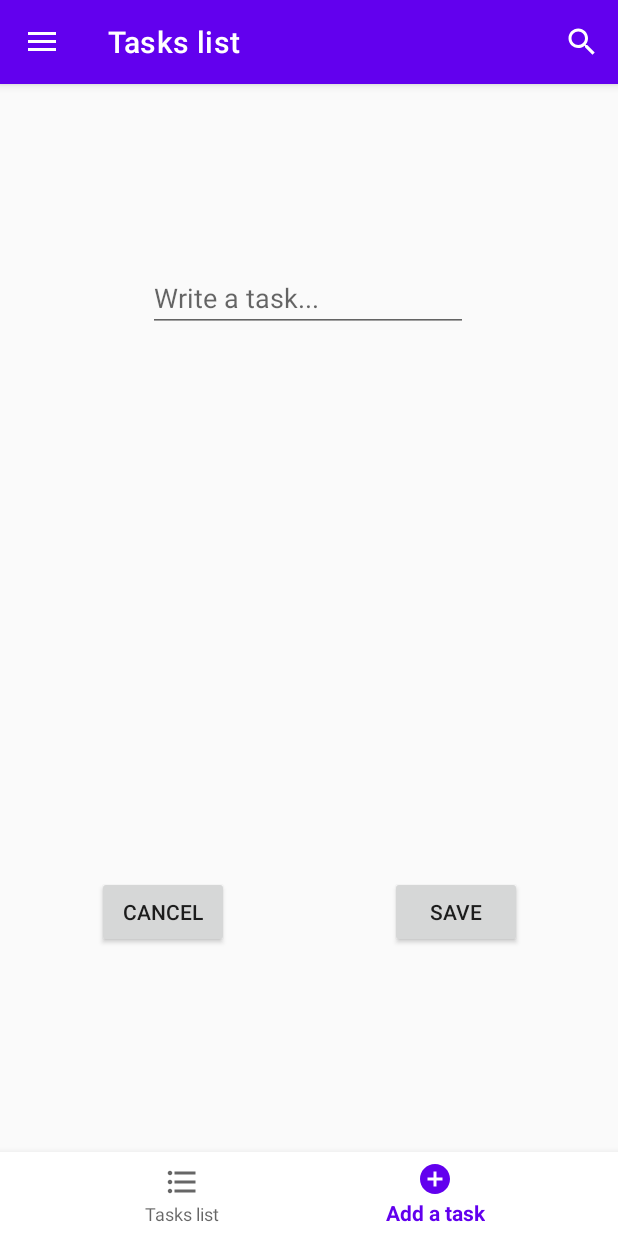
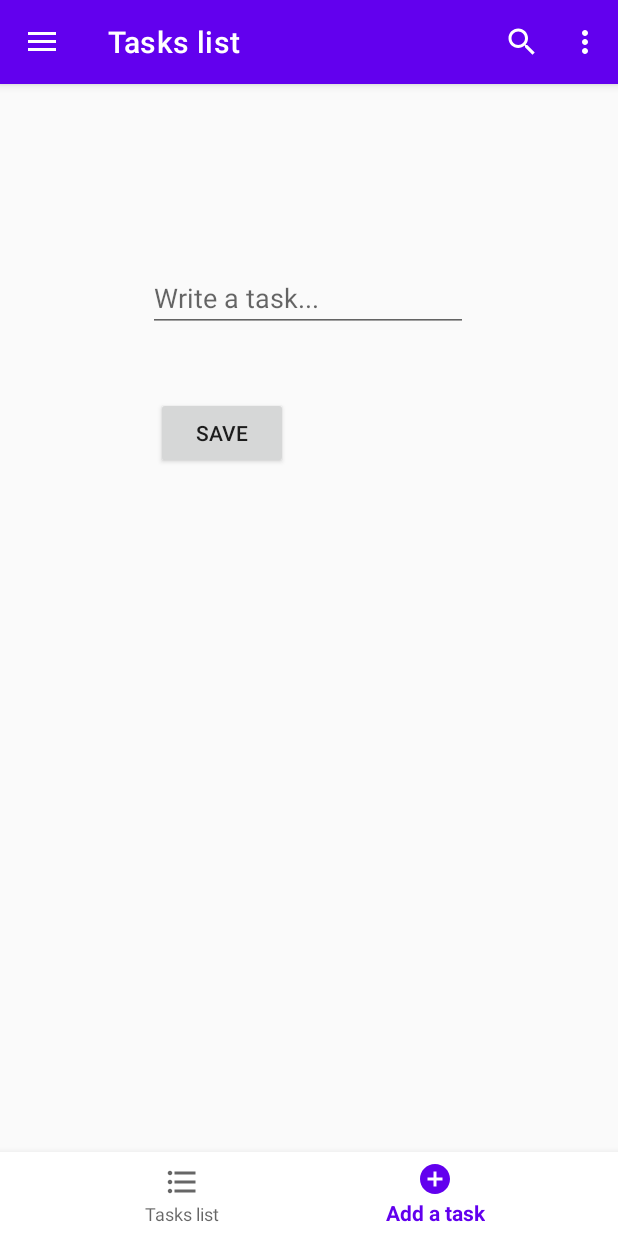
Before and after one commit to Cata011/SemesterApplication, an Android app: the CreateTaskFragment screen opened through its navigation route, on a phone screen of 412 x 824 dp. Run offline under Robolectric (Android 15) with nearby library versions, the phone set to English and light mode, and no system bars; our stand-ins replace navigation-ui.

```diff
--- a/app/src/main/java/com/example/semesterapplication/data/adapter/TaskAdapter.java
+++ b/app/src/main/java/com/example/semesterapplication/data/adapter/TaskAdapter.java
@@ -5,6 +5,8 @@ import android.view.LayoutInflater;
 import android.view.MenuItem;
 import android.view.View;
 import android.view.ViewGroup;
+import android.widget.Filter;
+import android.widget.Filterable;
 import android.widget.PopupMenu;
 import android.widget.TextView;
 
@@ -15,18 +17,20 @@ import com.example.semesterapplication.R;
 import com.example.semesterapplication.model.Task;
 import com.example.semesterapplication.viewModel.TaskViewModel;
 
+import java.util.ArrayList;
 import java.util.List;
 
 public class TaskAdapter extends RecyclerView.Adapter<TaskAdapter.ViewHolder> {
 
     private List<Task> tasks;
-    // public ArrayList<Task> tasks1;
+     public List<Task> filtered;
     final private OnListItemClickListener onListItemClickListener;
     final private TaskViewModel taskViewModel;
 
 
     public TaskAdapter(List<Task> tasks, OnListItemClickListener onListItemClickListener, TaskViewModel taskViewModel) {
         this.tasks = tasks;
+        this.filtered = tasks;
         this.onListItemClickListener = onListItemClickListener;
         this.taskViewModel = taskViewModel;
     }
@@ -88,9 +92,11 @@ public class TaskAdapter extends RecyclerView.Adapter<TaskAdapter.ViewHolder> {
         TextView buttonViewOption;
         TextView content;
 
+
         public ViewHolder(@NonNull View itemView) {
             super(itemView);
             content = itemView.findViewById(R.id.textView);
+
             buttonViewOption = itemView.findViewById(R.id.textViewOptions);
             itemView.setOnClickListener(this);
         }
@@ -105,44 +111,43 @@ public class TaskAdapter extends RecyclerView.Adapter<TaskAdapter.ViewHolder> {
         void onListItemClick(int clickedItemIndex);
     }
 
+
+//    //taken from https://stackoverflow.com/questions/30398247/how-to-filter-a-recyclerview-with-a-searchview
 //    @Override
-//    public Filter getFilter() {         //taken from http://programmingroot.com/android-recyclerview-search-filter-tutorial-with-example/
+//    public Filter getFilter() {
 //        return new Filter() {
+//            @SuppressWarnings("unchecked")
 //            @Override
-//            protected FilterResults performFiltering(CharSequence constraint) {
-//
-//                String charString = constraint.toString();
-//
-//                if (charString.isEmpty()){
-//                    tasks = tasks1;
-//                }else{
-//
-//                    ArrayList<com.example.semesterapplication.old.Task> filterList = new ArrayList<>();
-//
-//                    for (com.example.semesterapplication.old.Task data : tasks1){
-//
-//                        if (data.getPLACEHOLDER_SOMESTUFF().toLowerCase().contains(charString)){
-//                            filterList.add(data);
-//                        }
-//                    }
-//
-//                    tasks = filterList;
-//
-//                }
-//
-//                FilterResults filterResults = new FilterResults();
-//                filterResults.values = tasks;
-//
-//                return filterResults;
+//            protected void publishResults(CharSequence constraint, FilterResults results) {
+//                filtered = (List<Task>) results.values;
+//                notifyDataSetChanged();
 //            }
 //
 //            @Override
-//            protected void publishResults(CharSequence constraint, FilterResults results) {
+//            protected FilterResults performFiltering(CharSequence constraint) {
+//                List<Task> filteredResults = null;
+//                if (constraint.length() == 0) {
+//                    filteredResults = tasks;
+//                } else {
+//                    filteredResults = getFilteredResults(constraint.toString().toLowerCase());
+//                }
 //
-//                tasks = (ArrayList<com.example.semesterapplication.old.Task>) results.values;
-//                notifyDataSetChanged();
+//                FilterResults results = new FilterResults();
+//                results.values = filteredResults;
+//
+//                return results;
 //            }
 //        };
+//    }
 //
+//    protected List<Task> getFilteredResults(String constraint) {
+//        List<Task> results = new ArrayList<>();
+//
+//        for (Task item : tasks) {
+//            if (item.getContent().toLowerCase().contains(constraint)) {
+//                results.add(item);
+//            }
+//        }
+//        return results;
 //    }
 }
--- a/app/src/main/java/com/example/semesterapplication/data/repo/TaskDAO.java
+++ b/app/src/main/java/com/example/semesterapplication/data/repo/TaskDAO.java
@@ -24,4 +24,7 @@ public interface TaskDAO {
 
     @Update
     void markAsFinished(Task task);
+
+    @Query("DELETE FROM task_table")
+    void deleteAllTasks();
 }
--- a/app/src/main/java/com/example/semesterapplication/model/Task.java
+++ b/app/src/main/java/com/example/semesterapplication/model/Task.java
@@ -3,8 +3,10 @@ package com.example.semesterapplication.model;
 import androidx.room.Entity;
 import androidx.room.PrimaryKey;
 
+import java.io.Serializable;
+
 @Entity(tableName = "task_table")
-public class Task {
+public class Task implements Serializable {
     @PrimaryKey(autoGenerate = true)
     private int id;
     private String content;
--- a/app/src/main/java/com/example/semesterapplication/ui/CreateTaskFragment.java
+++ b/app/src/main/java/com/example/semesterapplication/ui/CreateTaskFragment.java
@@ -7,41 +7,40 @@ import android.view.View;
 import android.view.ViewGroup;
 import android.widget.Button;
 import android.widget.EditText;
+import android.widget.Toast;
 
 import androidx.annotation.NonNull;
 import androidx.fragment.app.Fragment;
+import androidx.fragment.app.FragmentManager;
+import androidx.lifecycle.ViewModelProvider;
 import androidx.recyclerview.widget.LinearLayoutManager;
 import androidx.recyclerview.widget.RecyclerView;
 
 import com.example.semesterapplication.R;
 import com.example.semesterapplication.data.adapter.TaskAdapter;
 import com.example.semesterapplication.model.Task;
+import com.example.semesterapplication.viewModel.TaskViewModel;
 
 import java.util.ArrayList;
 
 public class CreateTaskFragment extends Fragment  {
 
+    TaskViewModel taskViewModel;
     EditText editText;
-    Button cancel;
     Button save;
 
     public View onCreateView(@NonNull LayoutInflater inflater, ViewGroup container, Bundle savedInstanceState) {
         View view = inflater.inflate(R.layout.fragment_create_task, container, false);
         editText = view.findViewById(R.id.editText);
-        cancel = view.findViewById(R.id.cancel);
         save = view.findViewById(R.id.save);
-
-        cancel.setOnClickListener(new View.OnClickListener() {
-            @Override
-            public void onClick(View v) {
-
-            }
-        });
+        taskViewModel = new ViewModelProvider(this).get(TaskViewModel.class);
 
         save.setOnClickListener(new View.OnClickListener() {
             @Override
             public void onClick(View v) {
-
+                taskViewModel.insert(new Task(editText.getText().toString(), false));
+                editText.setText("");
+                Toast.makeText(getContext(), "Task added to the list", Toast.LENGTH_LONG).show();
             }
         });
 
--- a/app/src/main/java/com/example/semesterapplication/ui/TasksFragment.java
+++ b/app/src/main/java/com/example/semesterapplication/ui/TasksFragment.java
@@ -25,10 +25,7 @@ public class TasksFragment extends Fragment implements TaskAdapter.OnListItemCli
 
     RecyclerView rv;
     TaskAdapter taskAdapter;
-    ArrayList<Task> dummyTasks;
-    //ArrayList<Task> tasks;
-    MutableLiveData<List<Task>> tasks;
-    Task selectedTask;
+//    MutableLiveData<List<Task>> tasks;
     TaskViewModel taskViewModel;
 
     public View onCreateView(@NonNull LayoutInflater inflater, ViewGroup container, Bundle savedInstanceState) {
@@ -38,68 +35,18 @@ public class TasksFragment extends Fragment implements TaskAdapter.OnListItemCli
         rv.setLayoutManager(new LinearLayoutManager(requireActivity()));
         taskViewModel = new ViewModelProvider(this).get(TaskViewModel.class);
         taskViewModel.getAllTasks().observe(getViewLifecycleOwner(), tasks1 -> {
-           // ArrayAdapter<Task> adapter = new ArrayAdapter<Task>(this, R.layout.tasklist_item, tasks1);
             taskAdapter = new TaskAdapter(tasks1, this, taskViewModel);
             rv.setAdapter(taskAdapter);
         });
-
-//        dummyTasks = new ArrayList<>();
-//        dummyTasks.add(new Task("nimic1"));
-//        dummyTasks.add(new Task("nimic11"));
-//        dummyTasks.add(new Task("nimic111"));
-//        dummyTasks.add(new Task("nimic1111"));
-//        dummyTasks.add(new Task("nimic1111"));
-//        dummyTasks.add(new Task("nimic11111"));
-//        dummyTasks.add(new Task("nimic111111"));
-//        dummyTasks.add(new Task("nimic1111111"));
-//        dummyTasks.add(new Task("nimic11111111"));
-
-//        taskAdapter = new TaskAdapter(dummyTasks, this);    //TODO: change with tasks
-//        rv.setAdapter(taskAdapter);
 
         return view;
     }
 
     @Override
     public void onListItemClick(int clickedItemIndex) {
-        selectedTask = dummyTasks.get(clickedItemIndex);
-        //((MainActivity)getActivity()).optionSelected(selectedTask); //to pass to the activity
+        //find something to do
     }
 
-//    public Task getSelectedTask() {
-//        return selectedTask;
-//    }
-
-//    public void optionSelected() {
-//        ((MainActivity) getActivity()).bottomNavigationView.setOnNavigationItemSelectedListener(new BottomNavigationView.OnNavigationItemSelectedListener() {
-//            @Override
-//            public boolean onNavigationItemSelected(@NonNull MenuItem item) {
-//                switch (item.getItemId()) {
-//                    case R.id.delete:
-//                        dummyTasks.remove(selectedTask);
-//                        break;
-//                    case R.id.share:
-//                        Intent intent = new Intent(Intent.ACTION_SEND);
-//                        intent.putExtra(Intent.EXTRA_EMAIL, "");
-//                        intent.putExtra(Intent.EXTRA_SUBJECT, "");
-//                        intent.putExtra(Intent.EXTRA_TEXT, dummyTasks); //redo later so it looks nice
-//
-//                        startActivity(Intent.createChooser(intent, String.valueOf(R.string.emailIntent)));
-//                        break;
-//                    case R.id.flag:
-//
-//                        break;
-//                    case R.id.edit:
-//                        break;
-//                    case R.id.add:
-//
-//                        break;
-//                    default:
-//                }
-//                return false;
-//            }
-//        });
-//    }
 
 
 }
--- a/app/src/main/res/layout/fragment_create_task.xml
+++ b/app/src/main/res/layout/fragment_create_task.xml
@@ -7,27 +7,16 @@
     tools:context=".ui.CreateTaskFragment"
     android:id="@+id/createTask">
 
-
-    <Button
-        android:id="@+id/cancel"
-        android:layout_width="wrap_content"
-        android:layout_height="wrap_content"
-        android:layout_marginBottom="192dp"
-        android:text="@string/cancel"
-        app:layout_constraintBottom_toBottomOf="parent"
-        app:layout_constraintEnd_toStartOf="@+id/save"
-        app:layout_constraintHorizontal_bias="0.377"
-        app:layout_constraintStart_toStartOf="parent" />
-
     <Button
         android:id="@+id/save"
         android:layout_width="wrap_content"
         android:layout_height="wrap_content"
-        android:layout_marginEnd="64dp"
-        android:layout_marginBottom="192dp"
+        android:layout_marginEnd="220dp"
+        android:layout_marginBottom="468dp"
         android:text="@string/save"
         app:layout_constraintBottom_toBottomOf="parent"
-        app:layout_constraintEnd_toEndOf="parent" />
+        app:layout_constraintEnd_toEndOf="parent"
+        app:layout_constraintTop_toBottomOf="@+id/editText" />
 
     <EditText
         android:id="@+id/editText"
--- a/app/src/main/res/menu/navigation_drawer.xml
+++ b/app/src/main/res/menu/navigation_drawer.xml
@@ -9,11 +9,6 @@
             android:icon="@drawable/edit"
             android:title="@string/changeSettings" />
 
-        <item
-            android:id="@+id/share"
-            android:icon="@drawable/share"
-            android:title="@string/share" />
-
     </group>
 
 </menu>
--- a/app/src/main/res/menu/toolbar_search.xml
+++ b/app/src/main/res/menu/toolbar_search.xml
@@ -6,7 +6,20 @@
         android:id="@+id/search_filter"
         android:icon="@drawable/search"
         android:title=""
-        app:showAsAction="ifRoom|collapseActionView"
+        app:showAsAction="always"
         app:actionViewClass="android.widget.SearchView" />
 
+    <item
+        android:id="@+id/deleteAll"
+        android:icon="@drawable/trash"
+        android:title="@string/deleteAll"
+        app:showAsAction="never"
+        />
+
+    <item
+        android:id="@+id/share"
+        android:icon="@drawable/share"
+        android:title="@string/shareSchedule"
+        app:showAsAction="never"/>
+
 </menu>
--- a/app/src/main/res/values/strings.xml
+++ b/app/src/main/res/values/strings.xml
@@ -40,6 +40,8 @@
     <string name="delete">Delete</string>
     <string name="mark">Mark</string>
     <string name="writeTask">Write a task...</string>
+    <string name="deleteAll">Delete all tasks</string>
+    <string name="shareSchedule">Share schedule</string>
 
 
 </resources>
```
Also changed, not shown: app/src/main/java/com/example/semesterapplication/data/repo/TaskRepo.java (+6 -3 lines), app/src/main/java/com/example/semesterapplication/ui/MainActivity.java (+26 -14 lines), app/src/main/java/com/example/semesterapplication/viewModel/TaskViewModel.java (+20 -9 lines).
